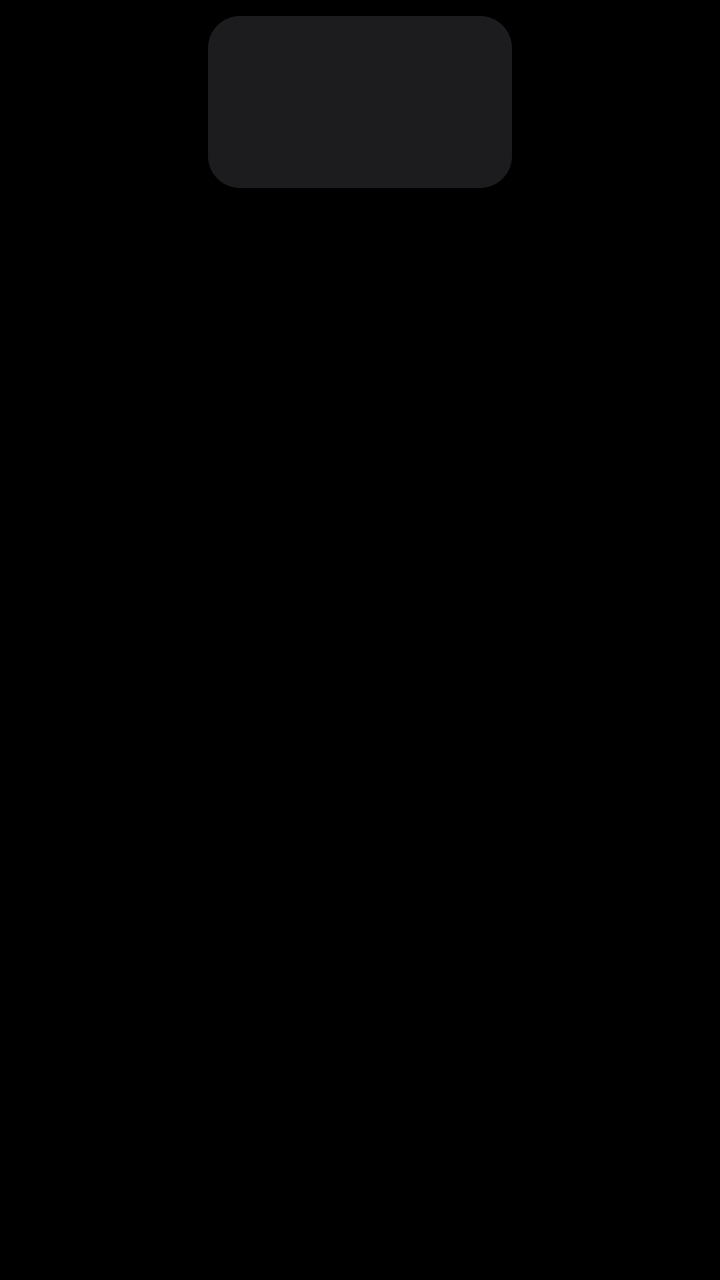
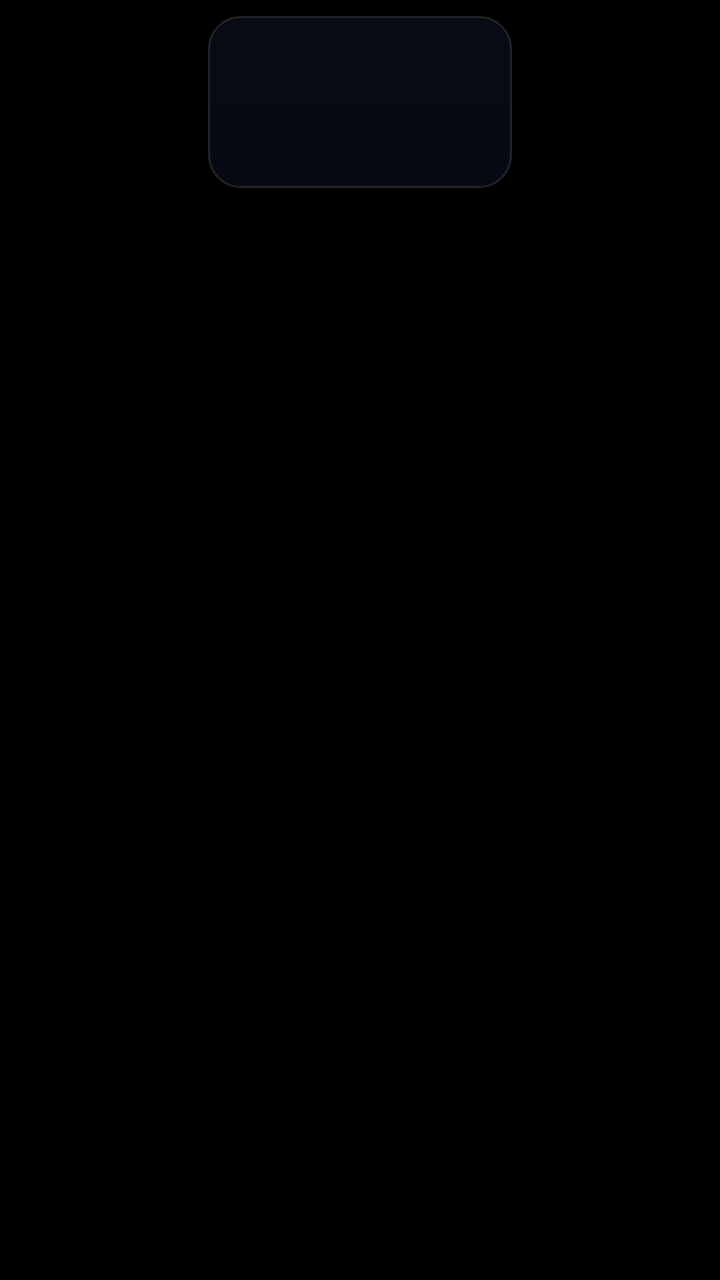

The first picture is an Android layout as it rendered before a commit; the second is the same layout after the commit. The layout source and the unified diff follow.
<!-- AndroidManifest.xml: application theme Theme.TvHome -->
<!-- res/layout/item_app.xml -->
<?xml version="1.0" encoding="utf-8"?>
<FrameLayout xmlns:android="http://schemas.android.com/apk/res/android"
    android:layout_width="match_parent"
    android:layout_height="wrap_content"
    android:paddingTop="8dp"
    android:paddingBottom="8dp"
    android:clipChildren="false"
    android:clipToPadding="false">

    <FrameLayout
        android:id="@+id/card"
        android:layout_width="152dp"
        android:layout_height="86dp"
        android:layout_gravity="center_horizontal|top"
        android:background="@drawable/tile_bg"
        android:focusable="true"
        android:clickable="true">

        <ImageView
            android:id="@+id/banner"
            android:layout_width="match_parent"
            android:layout_height="match_parent"
            android:scaleType="centerCrop"
            android:contentDescription="@null" />

        <ImageView
            android:id="@+id/icon"
            android:layout_width="40dp"
            android:layout_height="40dp"
            android:layout_gravity="center"
            android:layout_marginBottom="14dp"
            android:visibility="gone"
            android:contentDescription="@null" />

        <TextView
            android:id="@+id/label"
            android:layout_width="match_parent"
            android:layout_height="wrap_content"
            android:layout_gravity="bottom"
            android:paddingStart="10dp"
            android:paddingEnd="10dp"
            android:paddingBottom="8dp"
            android:gravity="center"
            android:singleLine="true"
            android:ellipsize="end"
            android:textColor="#FFFFFFFF"
            android:textSize="12sp"
            android:fontFamily="@font/space_grotesk"
            android:visibility="gone" />
    </FrameLayout>

    <TextView
        android:id="@+id/name"
        android:layout_width="152dp"
        android:layout_height="20dp"
        android:layout_gravity="center_horizontal|top"
        android:layout_marginTop="92dp"
        android:gravity="center"
        android:singleLine="true"
        android:ellipsize="end"
        android:alpha="0"
        android:translationY="-6dp"
        android:textColor="#F2FFFFFF"
        android:textSize="13sp"
        android:fontFamily="@font/space_grotesk"
        android:fontVariationSettings="'wght' 500"
        android:letterSpacing="0.02" />
</FrameLayout>
<!-- resources referenced by this layout -->
<resources>
  <!-- drawable tile_bg (drawable) -->
  <?xml version="1.0" encoding="utf-8"?>
  <shape xmlns:android="http://schemas.android.com/apk/res/android" android:shape="rectangle">
      <solid android:color="#FF1C1C1E" />
      <corners android:radius="16dp" />
  </shape>
  <style name="Theme.TvHome" parent="android:Theme.Material.NoActionBar.Fullscreen">
          <item name="android:windowBackground">@android:color/black</item>
          <item name="android:colorBackground">@android:color/black</item>
          <item name="android:windowAnimationStyle">@null</item>
      </style>
</resources>

<!-- the commit's change to res/layout/item_app.xml (unified diff, before → after) -->
@@ -25,10 +25,10 @@
 
         <ImageView
             android:id="@+id/icon"
-            android:layout_width="40dp"
-            android:layout_height="40dp"
+            android:layout_width="58dp"
+            android:layout_height="58dp"
             android:layout_gravity="center"
-            android:layout_marginBottom="14dp"
+            android:layout_marginBottom="0dp"
             android:visibility="gone"
             android:contentDescription="@null" />
 
<!-- resource entries referenced after the edit -->
@@ -3,7 +3,11 @@
   <!-- drawable tile_bg (drawable) -->
   <?xml version="1.0" encoding="utf-8"?>
   <shape xmlns:android="http://schemas.android.com/apk/res/android" android:shape="rectangle">
-      <solid android:color="#FF1C1C1E" />
+      <gradient
+          android:angle="270"
+          android:startColor="#3D222A52"
+          android:endColor="#B00A0D1E" />
+      <stroke android:width="1dp" android:color="#1FFFFFFF" />
       <corners android:radius="16dp" />
   </shape>
   <style name="Theme.TvHome" parent="android:Theme.Material.NoActionBar.Fullscreen">
